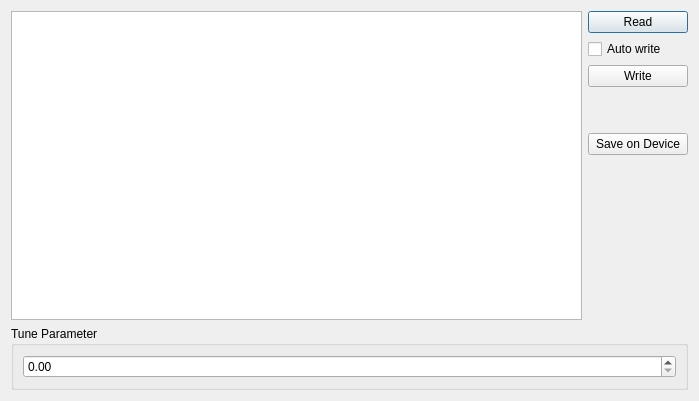
First picture: the form in Commanders/CommanderDialog.ui, repository tixiv/CAN-Monitor-qt, before the edit.
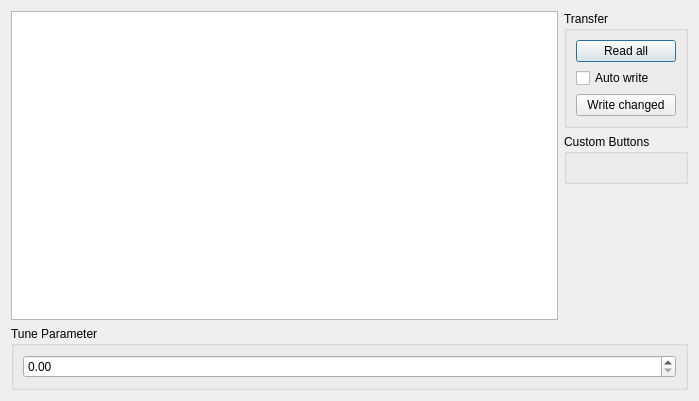
Second picture: the form after the edit.

The edit to the form file:
```diff
--- a/Commanders/CommanderDialog.ui
+++ b/Commanders/CommanderDialog.ui
@@ -38,6 +38,12 @@
         <enum>QLayout::SetFixedSize</enum>
        </property>
        <item>
+        <widget class="QGroupBox" name="groupBox_2">
+         <property name="title">
+          <string>Transfer</string>
+         </property>
+         <layout class="QVBoxLayout" name="verticalLayout_3">
+          <item>
         <widget class="QPushButton" name="readButton">
          <property name="sizePolicy">
           <sizepolicy hsizetype="Fixed" vsizetype="Fixed">
@@ -52,7 +58,7 @@
           </size>
          </property>
          <property name="text">
-          <string>Read</string>
+             <string>Read all</string>
          </property>
         </widget>
        </item>
@@ -66,31 +72,25 @@
        <item>
         <widget class="QPushButton" name="writeButton">
          <property name="text">
-          <string>Write</string>
-         </property>
+             <string>Write changed</string>
+            </property>
+           </widget>
+          </item>
+         </layout>
         </widget>
        </item>
        <item>
-        <spacer name="verticalSpacer_2">
-         <property name="orientation">
-          <enum>Qt::Vertical</enum>
-         </property>
-         <property name="sizeType">
-          <enum>QSizePolicy::Fixed</enum>
-         </property>
-         <property name="sizeHint" stdset="0">
+        <widget class="QGroupBox" name="customButtonGroupbox">
+         <property name="minimumSize">
           <size>
-           <width>20</width>
-           <height>40</height>
+           <width>0</width>
+           <height>50</height>
           </size>
          </property>
-        </spacer>
-       </item>
-       <item>
-        <widget class="QPushButton" name="pushButton_3">
-         <property name="text">
-          <string>Save on Device</string>
+         <property name="title">
+          <string>Custom Buttons</string>
          </property>
+         <layout class="QVBoxLayout" name="customButtonVerticalLayout"/>
         </widget>
        </item>
        <item>
```
Left out of the diff: 15 changed lines with no effect on the pictures. Lines whose indentation alone changed are shown as unchanged.
